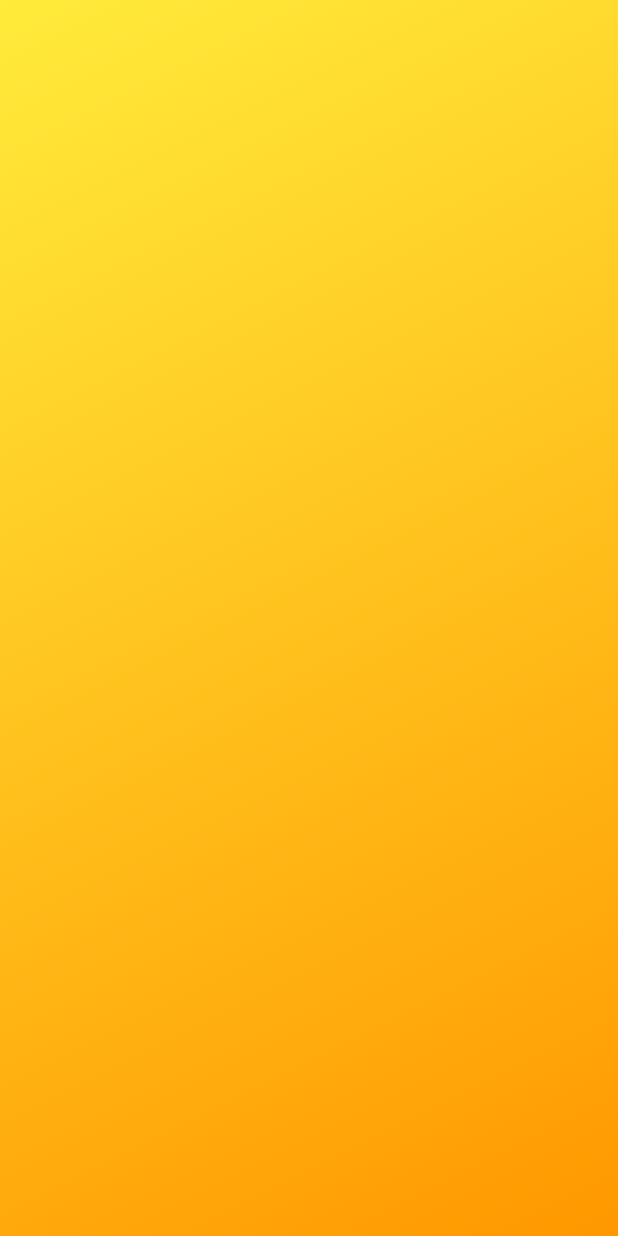
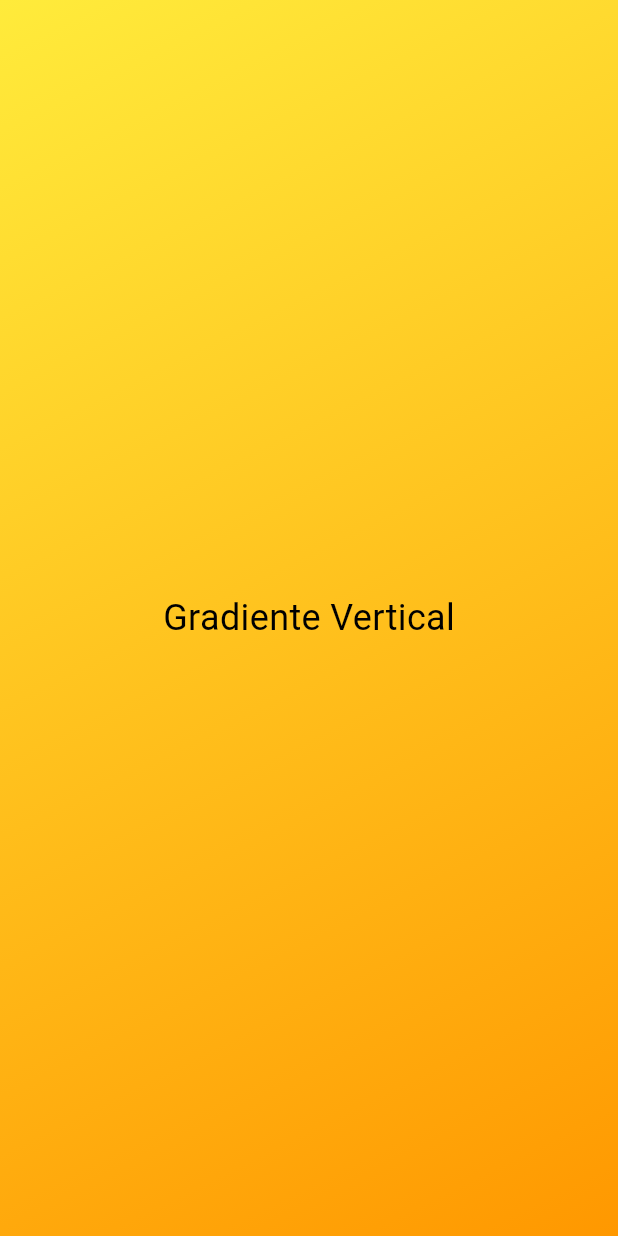
Before and after one commit to jmboada30/flutter-toktik, a Flutter app: the screen it shows after launch, on a phone screen of 412 x 824 dp. Run offline on Flutter 3.47's test engine with Material 3 defaults, Android fonts, the phone set to English and light mode, and no system bars.

Commit message:
Add gradient backgrounds and text to VideoScrollableView

```diff
--- a/lib/presentation/widgets/shared/vide_scrollable_view.dart
+++ b/lib/presentation/widgets/shared/vide_scrollable_view.dart
@@ -17,14 +17,31 @@ class VideoScrollableView extends StatelessWidget {
                   colors: [Colors.yellow, Colors.orange],
                   begin: Alignment.topLeft,
                   end: Alignment.bottomRight)),
+          child: const Center(
+            child: Text(
+              'Gradiente Vertical',
+              style: TextStyle(fontSize: 24, color: Colors.black),
+            ),
+          ),
         ),
         Container(
           decoration: const BoxDecoration(
-              gradient:
-                  LinearGradient(colors: [Colors.blue, Colors.purple])),
+              gradient: LinearGradient(colors: [Colors.blue, Colors.purple])),
+          child: const Center(
+            child: Text(
+              'Gradiente Horizontal',
+              style: TextStyle(fontSize: 24, color: Colors.black),
+            ),
+          ),
         ),
         Container(
           color: Colors.greenAccent,
+          child: const Center(
+            child: Text(
+              'Color Solido',
+              style: TextStyle(fontSize: 24, color: Colors.black),
+            ),
+          ),
         )
       ],
     );
```
